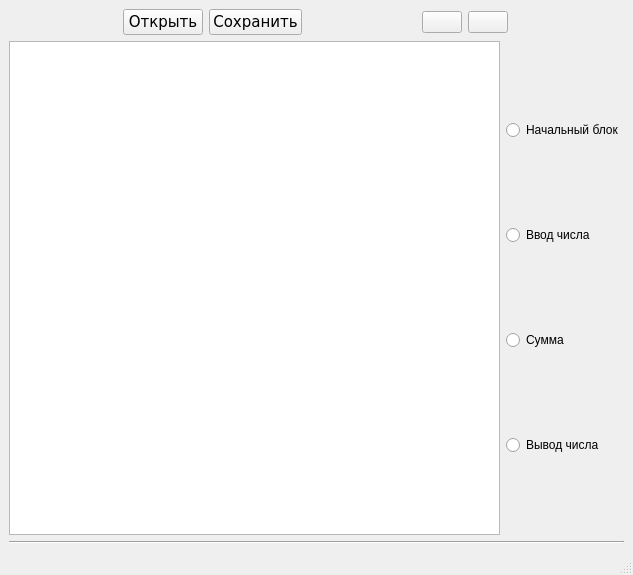
Above: mainwindow.ui from kera0106/visual_development_environment before the change. Below: the same form after it.
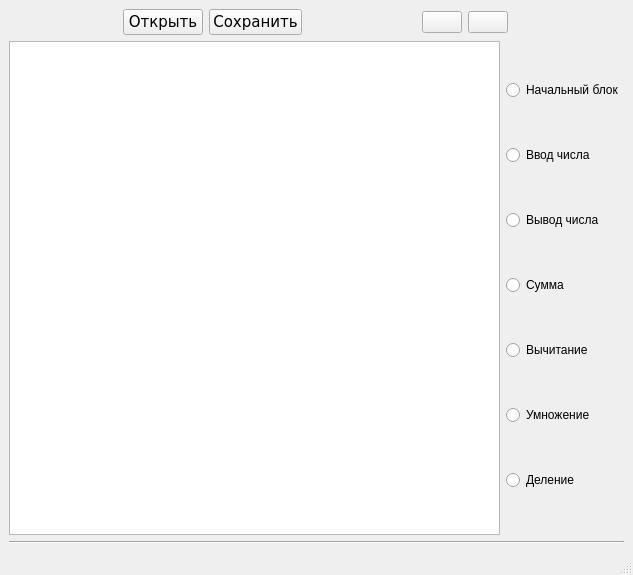
That is the form after the change. Icons and pictures are not drawn.

Commit message: add drawing ariерmetiс blocks

Patch:
```diff
--- a/mainwindow.ui
+++ b/mainwindow.ui
@@ -141,7 +141,7 @@
        <widget class="QGraphicsView" name="canvas"/>
       </item>
       <item>
-       <layout class="QVBoxLayout" name="blockListView" stretch="1,1,1,1">
+       <layout class="QVBoxLayout" name="blockListView" stretch="1,1,0,1,0,0,0">
         <item>
          <widget class="QRadioButton" name="start">
           <property name="text">
@@ -156,13 +156,6 @@
           </property>
          </widget>
         </item>
-        <item>
-         <widget class="QRadioButton" name="sum">
-          <property name="text">
-           <string>Сумма</string>
-          </property>
-         </widget>
-        </item>
         <item>
          <widget class="QRadioButton" name="output">
           <property name="text">
@@ -170,6 +163,34 @@
           </property>
          </widget>
         </item>
+        <item>
+         <widget class="QRadioButton" name="sum">
+          <property name="text">
+           <string>Сумма</string>
+          </property>
+         </widget>
+        </item>
+        <item>
+         <widget class="QRadioButton" name="difference">
+          <property name="text">
+           <string>Вычитание</string>
+          </property>
+         </widget>
+        </item>
+        <item>
+         <widget class="QRadioButton" name="mult">
+          <property name="text">
+           <string>Умножение</string>
+          </property>
+         </widget>
+        </item>
+        <item>
+         <widget class="QRadioButton" name="division">
+          <property name="text">
+           <string>Деление</string>
+          </property>
+         </widget>
+        </item>
        </layout>
       </item>
      </layout>
```
The commit also changes 4 other files.
